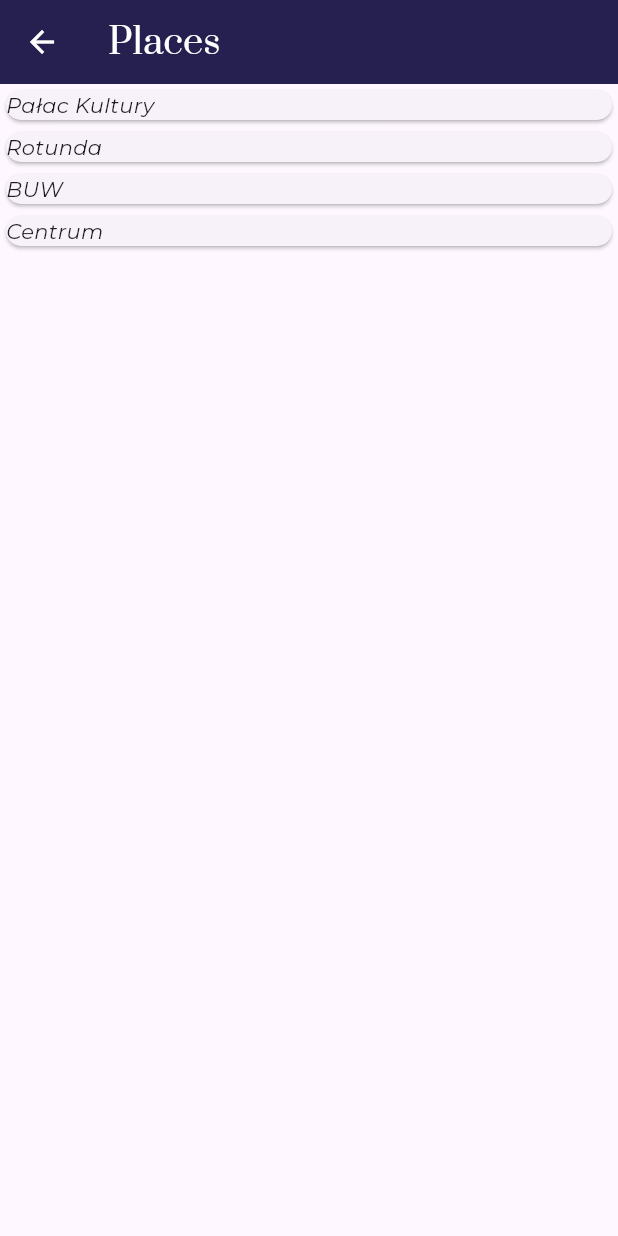
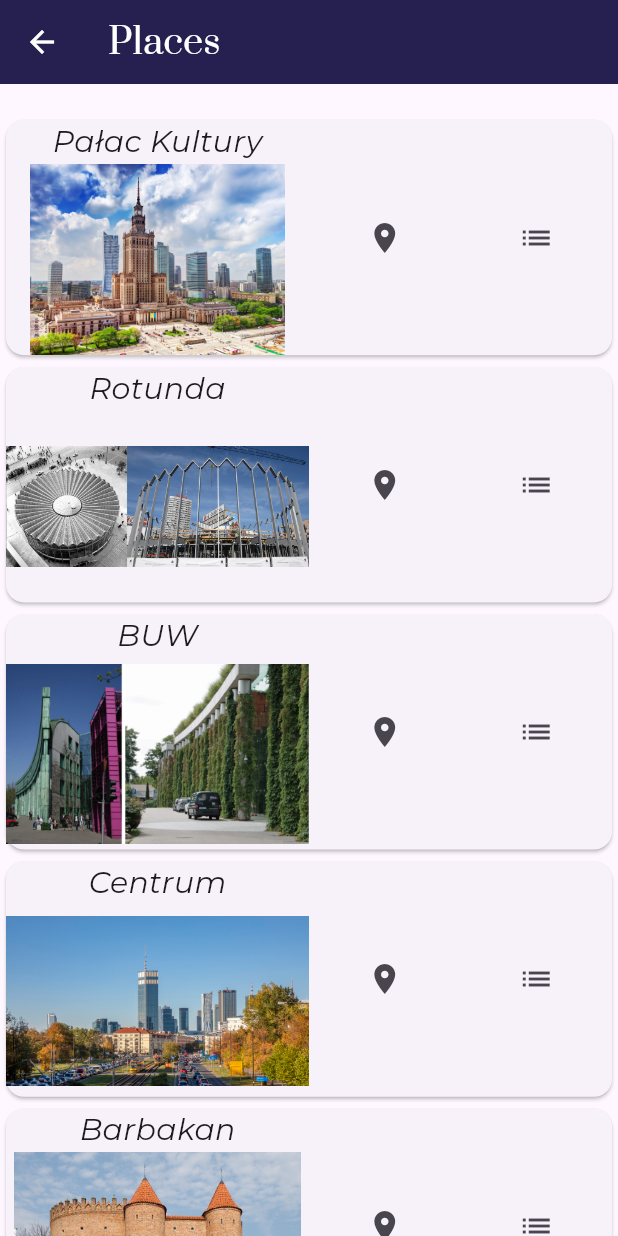
Before and after one commit to SmartCityPW/projekt-it, a Flutter app: the PlacesPage screen opened directly, on a phone screen of 412 x 824 dp. Run offline on Flutter 3.47's test engine with Material 3 defaults, Android fonts, the phone set to English and light mode, and no system bars; our stand-ins replace camera, carousel_slider, flutter_svg, geolocator; missing offline and left inert: map_launcher; project files that could hold a hidden picture were left out.

Commit message:
Improved place card; Added more placeholder data

```diff
--- a/lib/placeCard.dart
+++ b/lib/placeCard.dart
@@ -13,6 +13,30 @@ class PlaceCard extends StatefulWidget {
 class _PlaceCardState extends State<PlaceCard> {
   @override
   Widget build(BuildContext context) {
-    return Card(child: Text(widget.placeData.name));
+    return Card(
+        child: Row(
+            mainAxisAlignment: MainAxisAlignment.spaceEvenly,
+            children: <Widget>[
+          Expanded(
+            flex: 2,
+            child: Column(
+              children: <Widget>[
+                Text(
+                  widget.placeData.name,
+                  style: fontBody,
+                ),
+                Expanded(child: Image.asset(widget.placeData.imgPaths[0]))
+              ],
+            ),
+          ),
+          Expanded(
+            flex: 1,
+            child: IconButton(
+                onPressed: () {}, icon: const Icon(Icons.location_on_sharp)),
+          ),
+          Expanded(
+              flex: 1,
+              child: IconButton(onPressed: () {}, icon: const Icon(Icons.list)))
+        ]));
   }
 }
--- a/lib/placeData.dart
+++ b/lib/placeData.dart
@@ -63,4 +63,26 @@ List<PlaceData> placesData = [
       "20",
       52.95,
       20.7),
+  PlaceData(
+      "Barbakan",
+      ["lib/assets/barbakan.jpg"],
+      "Barbakan przy Starówce opis",
+      ["mury", "obok starówki"],
+      "1500",
+      "Świętojańska",
+      "3",
+      52,
+      20.2),
+  PlaceData("Kamienica", ["lib/assets/kamienica.jpg"], "Zwykły budynek opis",
+      ["budynek", "okrągły"], "1970", "Dworkowa", "11", 52.8, 20.19),
+  PlaceData(
+      "Starówka",
+      ["lib/assets/starowka.jpg", "lib/assets/nowy_swiat_stare.jpg"],
+      "Starówka opis",
+      ["nowy świat", "dużo sklepów"],
+      "1600",
+      "Nowy Świat",
+      "1",
+      52.3,
+      20.557)
 ];
--- a/lib/placesPage.dart
+++ b/lib/placesPage.dart
@@ -27,6 +27,8 @@ class _PlacesPageState extends State<PlacesPage> {
       ),
       body: ListView.builder(
         itemCount: placesData.length,
+        itemExtent: MediaQuery.of(context).size.height / 5,
+        padding: EdgeInsets.only(top: 20),
         itemBuilder: (context, index) {
           return PlaceCard(placesData[index]);
         },
```
